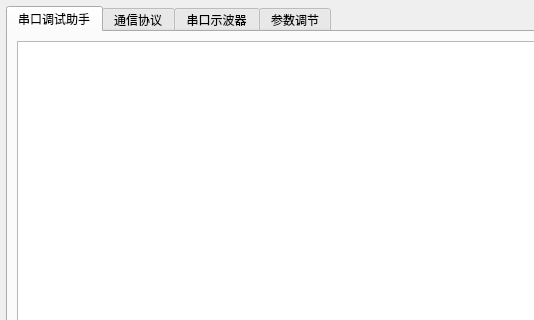
duan-jia/fyt_shangweiji, file SerialScope/mainwindow.ui: the form before one commit; both pictures show x 0 to 534 and y 0 to 320 of the 909 by 679 pixel window.
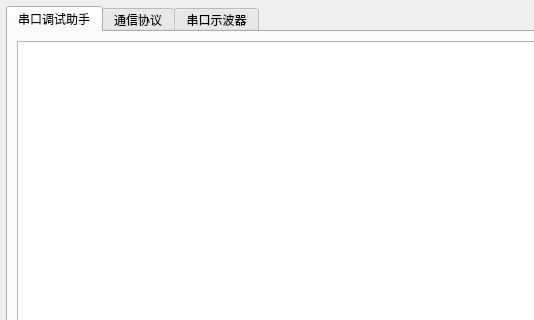
The form after the commit. The open tabs and pages were chosen to show the change. Custom widgets are drawn as their Qt base class.

The edit to the form file:
```diff
--- a/SerialScope/mainwindow.ui
+++ b/SerialScope/mainwindow.ui
@@ -1971,11 +1971,6 @@
         </item>
        </layout>
       </widget>
-      <widget class="QWidget" name="tab1_4">
-       <attribute name="title">
-        <string>参数调节</string>
-       </attribute>
-      </widget>
      </widget>
     </item>
    </layout>
```
Left out of the diff: 4 changed lines with no effect on the pictures.
